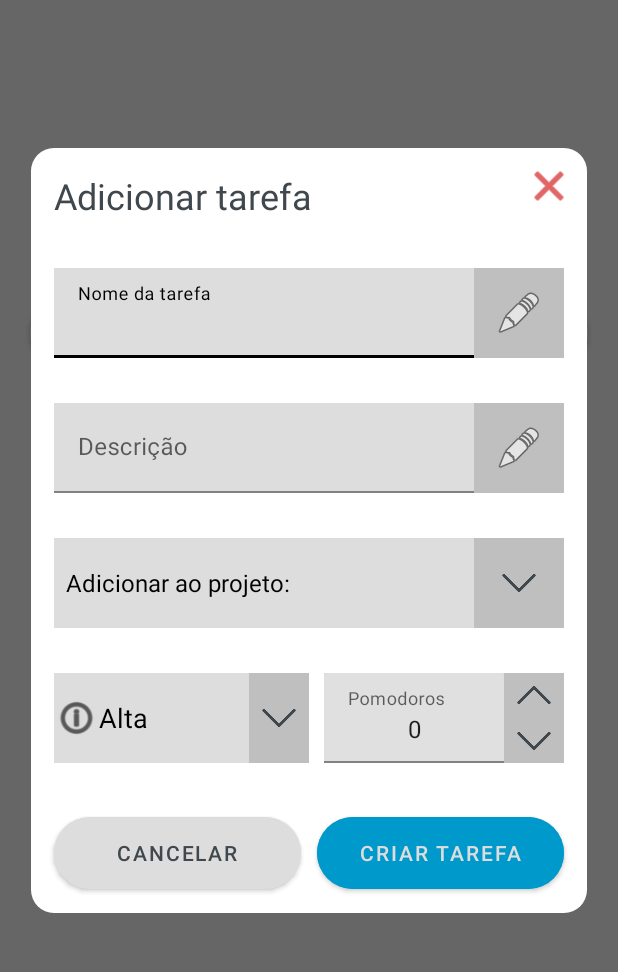
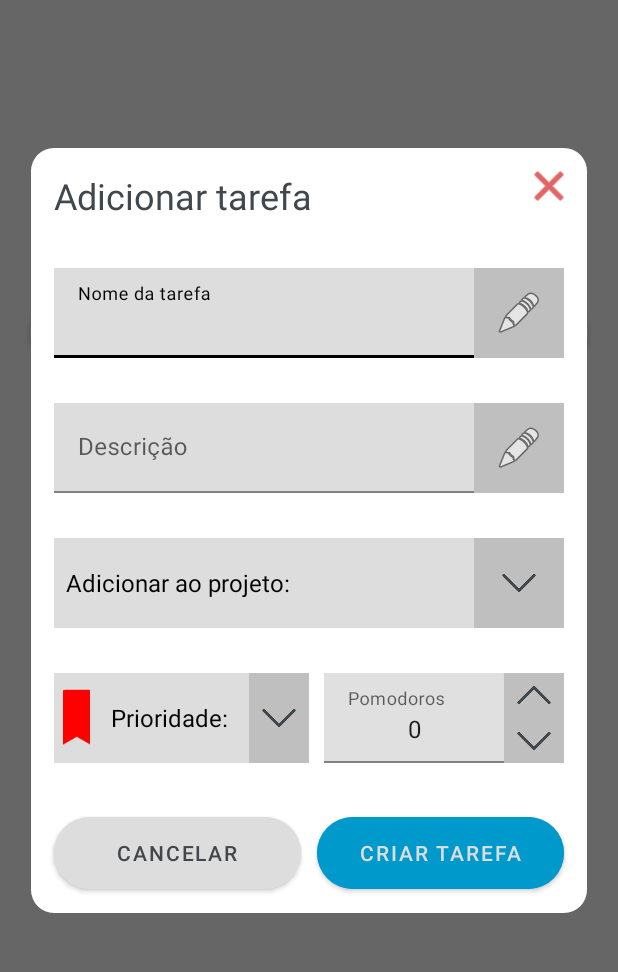
Before and after one commit to DaviSobrinho/Projeto-Pomos, an Android app: the screen it shows after launch (MainActivity), after a tap on an icon or button, on a phone screen of 412 x 824 dp, the part 87-1059 px from its top. Run offline under Robolectric (Android 15) with nearby library versions, the phone set to English and light mode, and no system bars.

Commit message:
Imageview do Dialog trocada por um imagebutton e o banco de dados criado com suporte e model para Tarefa.

```diff
--- a/app/build.gradle
+++ b/app/build.gradle
@@ -35,6 +35,10 @@ android {
 }
 
 dependencies {
+    apply plugin: 'kotlin-kapt'
+    implementation("androidx.room:room-runtime:2.4.3")
+    annotationProcessor("androidx.room:room-compiler:2.4.3")
+    kapt("androidx.room:room-compiler:2.4.3")
     implementation 'com.google.android.material:material:1.6.1'
     implementation 'androidx.core:core-ktx:1.7.0'
     implementation 'androidx.appcompat:appcompat:1.5.1'
--- a/app/src/main/java/com/example/pomos/viewmodel/AddTarefaDialog.kt
+++ b/app/src/main/java/com/example/pomos/viewmodel/AddTarefaDialog.kt
@@ -14,16 +14,14 @@ import android.text.TextWatcher
 import android.view.*
 import android.view.inputmethod.InputMethodManager
 import android.view.inputmethod.InputMethodManager.SHOW_IMPLICIT
-import android.widget.ArrayAdapter
-import android.widget.ImageButton
-import android.widget.Spinner
-import android.widget.Toast
+import android.widget.*
 import androidx.core.content.ContextCompat.getSystemService
 import androidx.fragment.app.DialogFragment
 import com.example.pomos.R
 import com.example.pomos.databinding.DialogAddTarefaBinding
 import com.google.android.material.button.MaterialButton
 import com.google.android.material.textfield.TextInputEditText
+import kotlinx.coroutines.NonDisposableHandle.parent
 
 
 private var _binding: DialogAddTarefaBinding? = null
@@ -48,18 +46,20 @@ class AddTarefaDialog : DialogFragment() {
             configuraBotaoLapis(binding.imagebutton3, binding.textinputedittext2)
             configuraSpinner(binding.spinner1,requireContext(), listOf("Adicionar ao projeto:","Projeto 1", "Projeto 2"))
             configuraBotaoSpinner(binding.imagebutton4,binding.spinner1)
-            configuraSpinnerImagem(binding.spinner2,requireContext(), listOf("Alta","Média","Baixa"))
+            configuraSpinner(binding.spinner2,requireContext(), listOf("Prioridade:","Alta","Média","Baixa"))
             configuraBotaoSpinner(binding.imagebutton5,binding.spinner2)
             configuraBotaoContador(binding.imagebutton6, binding.textinputedittext3, true)
             configuraBotaoContador(binding.imagebutton7, binding.textinputedittext3, false)
             corrigePomodoros(binding.textinputedittext3)
             configuraBotaoSair(binding.imagebutton1)
             configuraBotaoCancelar(binding.materialbutton1)
+            configuraImagemSpiner(binding.imagebutton8,binding.spinner2)
         }
         override fun onDestroyView() {
             super.onDestroyView()
             _binding = null
         }
+
         private fun corrigePomodoros (textInputEditText: TextInputEditText){
             binding.textinputedittext3.addTextChangedListener(object : TextWatcher {
                 override fun afterTextChanged(s: Editable?) {
@@ -136,9 +136,28 @@ class AddTarefaDialog : DialogFragment() {
             val arrayAdapter = ArrayAdapter(context, androidx.appcompat.R.layout.support_simple_spinner_dropdown_item, list)
             spinner.adapter = arrayAdapter
         }
-        private fun configuraSpinnerImagem(spinner: Spinner, context: Context, list: List<String>){
-            val arrayAdapter = ArrayAdapter(context, R.layout.add_tarefa_dialog_spinner_layout,R.id.add_tarefa_dialog_textview_1,list)
-            spinner.adapter = arrayAdapter
+        private fun configuraImagemSpiner(imageButton: ImageButton, spinner: Spinner){
+            imageButton.setOnClickListener(){
+                configuraBotaoSpinner(imageButton,spinner)
+            }
+            var spinnerString = spinner.selectedItem.toString()
+            spinner.onItemSelectedListener = object : AdapterView.OnItemSelectedListener{
+                override fun onItemSelected(parent: AdapterView<*>, view: View, position: Int, id: Long) {
+                    spinnerString = spinner.selectedItem.toString()
+                    if (spinnerString == "Alta"){
+                        imageButton.setImageResource(R.drawable.redflag_foreground)
+                        Toast.makeText(requireContext(), "teste", Toast.LENGTH_SHORT).show()
+                    }
+                    if (spinnerString == "Média"){
+                        imageButton.setImageResource(R.drawable.yellowflag_foreground)
+                    }
+                    if (spinnerString == "Baixa"){
+                        imageButton.setImageResource(R.drawable.greenflag_foreground)
+                    }
+                }
+                override fun onNothingSelected(p0: AdapterView<*>?) {
+                }
+            }
         }
         private fun configuraBotaoSair(button: ImageButton){
             button.setOnClickListener {
--- a/app/src/main/res/layout/activity_main.xml
+++ b/app/src/main/res/layout/activity_main.xml
@@ -87,7 +87,7 @@
         android:textColor="@color/grey"
         android:textSize="18sp">
     </TextView>
-    <LinearLayout
+    <androidx.recyclerview.widget.RecyclerView
         app:layout_constraintTop_toBottomOf="@id/button_1"
         app:layout_constraintStart_toStartOf="parent"
         app:layout_constraintEnd_toEndOf="parent"
@@ -97,7 +97,7 @@
         android:layout_width="match_parent"
         android:layout_height="wrap_content">
 
-    </LinearLayout>
+    </androidx.recyclerview.widget.RecyclerView>
 
 
 </androidx.constraintlayout.widget.ConstraintLayout>
--- a/app/src/main/res/layout/add_tarefa_dialog_spinner_layout.xml
+++ b/app/src/main/res/layout/add_tarefa_dialog_spinner_layout.xml
@@ -5,14 +5,6 @@
     android:layout_height="wrap_content"
     android:orientation="horizontal">
 
-    <ImageView
-        android:id="@+id/imageview_1_spinner"
-        android:layout_width="30dp"
-        android:layout_height="40dp"
-        android:scaleX="1"
-        android:scaleY="1"
-        app:srcCompat="@android:drawable/ic_menu_info_details"
-        app:tint="@color/black" />
     <TextView
         android:id="@+id/add_tarefa_dialog_textview_1"
         android:layout_width="match_parent"
--- a/app/src/main/res/layout/dialog_add_tarefa.xml
+++ b/app/src/main/res/layout/dialog_add_tarefa.xml
@@ -148,6 +148,22 @@
                     android:orientation="horizontal"
                     android:layout_width="match_parent"
                     android:layout_height="match_parent">
+                    <LinearLayout
+                        android:layout_width="wrap_content"
+                        android:layout_height="wrap_content"
+                        android:backgroundTint="@color/light_grey"
+                        android:background="@color/light_grey">
+                        <ImageButton
+                            android:background="#00000000"
+                            android:backgroundTint="#00000000"
+                            android:scaleX="0.6"
+                            android:scaleY="0.8"
+                            android:id="@+id/imagebutton_8"
+                            android:layout_width="30dp"
+                            android:layout_height="60dp"
+                            android:src="@drawable/redflag_foreground">
+                        </ImageButton>
+                    </LinearLayout>
                     <Spinner
                         android:background="@color/light_grey"
                         android:id="@+id/spinner_2"
```
Also changed, not shown: app/src/main/java/com/example/pomos/database/AppDatabase.kt (added, +24 -0 lines), app/src/main/java/com/example/pomos/database/dao/FunDao.kt (added, +25 -0 lines), app/src/main/java/com/example/pomos/database/model/Tarefa.kt (added, +14 -0 lines), app/src/main/res/layout/scrollview_activity_main.xml (added, +50 -0 lines).
